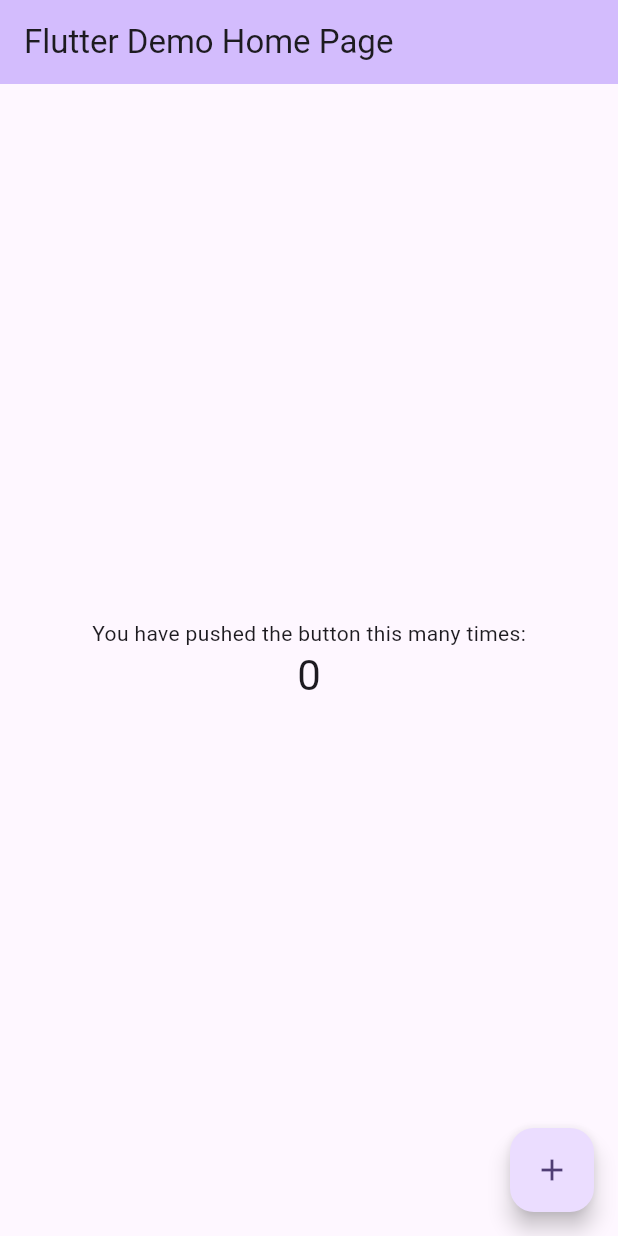
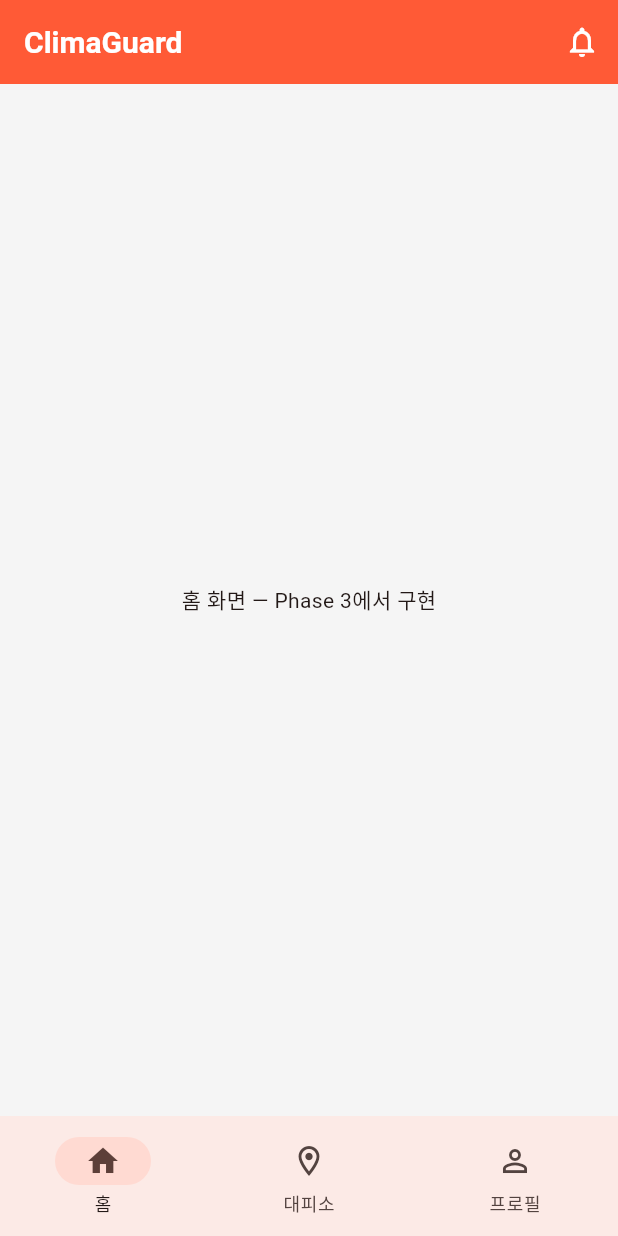
Before and after one commit to JoongGeunShin/climaguard, a Flutter app: the screen it shows after launch, on a phone screen of 412 x 824 dp. Run offline on Flutter 3.47's test engine with Material 3 defaults, Android fonts, the phone set to English and light mode, and no system bars; our stand-ins replace flutter_dotenv, flutter_riverpod, go_router.

Commit message:
[feat] CleanArchitecture 및 Core 생성

```diff
--- /dev/null
+++ b/lib/core/constants/app_router.dart
@@ -0,0 +1,66 @@
+import 'package:go_router/go_router.dart';
+import 'package:flutter/material.dart';
+import '../../presentation/screens/home/home_screen.dart';
+import '../../presentation/screens/shelter/shelter_screen.dart';
+import '../../presentation/screens/profile/profile_screen.dart';
+
+final appRouter = GoRouter(
+  initialLocation: '/',
+  routes: [
+    ShellRoute(
+      builder: (context, state, child) => MainShell(child: child),
+      routes: [
+        GoRoute(
+          path: '/',
+          builder: (context, state) => const HomeScreen(),
+        ),
+        GoRoute(
+          path: '/shelter',
+          builder: (context, state) => const ShelterScreen(),
+        ),
+        GoRoute(
+          path: '/profile',
+          builder: (context, state) => const ProfileScreen(),
+        ),
+      ],
+    ),
+  ],
+);
+
+class MainShell extends StatelessWidget {
+  final Widget child;
+  const MainShell({super.key, required this.child});
+
+  @override
+  Widget build(BuildContext context) {
+    final location = GoRouterState.of(context).uri.path;
+    final currentIndex = switch (location) {
+      '/' => 0,
+      '/shelter' => 1,
+      '/profile' => 2,
+      _ => 0,
+    };
+
+    return Scaffold(
+      body: child,
+      bottomNavigationBar: NavigationBar(
+        selectedIndex: currentIndex,
+        onDestinationSelected: (index) {
+          switch (index) {
+            case 0:
+              context.go('/');
+            case 1:
+              context.go('/shelter');
+            case 2:
+              context.go('/profile');
+          }
+        },
+        destinations: const [
+          NavigationDestination(icon: Icon(Icons.home_outlined), selectedIcon: Icon(Icons.home), label: '홈'),
+          NavigationDestination(icon: Icon(Icons.location_on_outlined), selectedIcon: Icon(Icons.location_on), label: '대피소'),
+          NavigationDestination(icon: Icon(Icons.person_outline), selectedIcon: Icon(Icons.person), label: '프로필'),
+        ],
+      ),
+    );
+  }
+}
--- /dev/null
+++ b/lib/core/theme/app_colors.dart
@@ -0,0 +1,21 @@
+import 'package:flutter/material.dart';
+
+class AppColors {
+  AppColors._();
+
+  static const Color primary = Color(0xFFFF5A36);
+  static const Color primaryDark = Color(0xFFD44020);
+  static const Color primaryLight = Color(0xFFFF8A65);
+
+  // 위험 단계별 색상
+  static const Color riskWatch = Color(0xFFFFD600);    // 주의 — 노랑
+  static const Color riskWarning = Color(0xFFFF9100);  // 경고 — 주황
+  static const Color riskDanger = Color(0xFFD50000);   // 위험 — 빨강
+  static const Color riskSafe = Color(0xFF43A047);     // 안전 — 초록
+
+  static const Color background = Color(0xFFF5F5F5);
+  static const Color surface = Color(0xFFFFFFFF);
+  static const Color onSurface = Color(0xFF1A1A1A);
+  static const Color textSecondary = Color(0xFF757575);
+  static const Color divider = Color(0xFFE0E0E0);
+}
--- /dev/null
+++ b/lib/core/theme/app_theme.dart
@@ -0,0 +1,44 @@
+import 'package:flutter/material.dart';
+import 'app_colors.dart';
+
+class AppTheme {
+  AppTheme._();
+
+  static ThemeData get light => ThemeData(
+        useMaterial3: true,
+        colorScheme: ColorScheme.fromSeed(
+          seedColor: AppColors.primary,
+          primary: AppColors.primary,
+          surface: AppColors.surface,
+          background: AppColors.background,
+        ),
+        scaffoldBackgroundColor: AppColors.background,
+        appBarTheme: const AppBarTheme(
+          backgroundColor: AppColors.primary,
+          foregroundColor: Colors.white,
+          elevation: 0,
+          centerTitle: false,
+          titleTextStyle: TextStyle(
+            color: Colors.white,
+            fontSize: 20,
+            fontWeight: FontWeight.w700,
+          ),
+        ),
+        cardTheme: CardThemeData(
+          color: AppColors.surface,
+          elevation: 2,
+          shape: RoundedRectangleBorder(
+            borderRadius: BorderRadius.circular(16),
+          ),
+        ),
+        elevatedButtonTheme: ElevatedButtonThemeData(
+          style: ElevatedButton.styleFrom(
+            backgroundColor: AppColors.primary,
+            foregroundColor: Colors.white,
+            shape: RoundedRectangleBorder(
+              borderRadius: BorderRadius.circular(12),
+            ),
+          ),
+        ),
+      );
+}
--- a/lib/main.dart
+++ b/lib/main.dart
@@ -1,122 +1,25 @@
 import 'package:flutter/material.dart';
+import 'package:flutter_dotenv/flutter_dotenv.dart';
+import 'package:flutter_riverpod/flutter_riverpod.dart';
+import 'core/constants/app_router.dart';
+import 'core/theme/app_theme.dart';
 
-void main() {
-  runApp(const MyApp());
+Future<void> main() async {
+  WidgetsFlutterBinding.ensureInitialized();
+  await dotenv.load(fileName: '.env');
+  runApp(const ProviderScope(child: ClimaGuardApp()));
 }
 
-class MyApp extends StatelessWidget {
-  const MyApp({super.key});
+class ClimaGuardApp extends StatelessWidget {
+  const ClimaGuardApp({super.key});
 
-  // This widget is the root of your application.
   @override
   Widget build(BuildContext context) {
-    return MaterialApp(
-      title: 'Flutter Demo',
-      theme: ThemeData(
-        // This is the theme of your application.
-        //
-        // TRY THIS: Try running your application with "flutter run". You'll see
-        // the application has a purple toolbar. Then, without quitting the app,
-        // try changing the seedColor in the colorScheme below to Colors.green
-        // and then invoke "hot reload" (save your changes or press the "hot
-        // reload" button in a Flutter-supported IDE, or press "r" if you used
-        // the command line to start the app).
-        //
-        // Notice that the counter didn't reset back to zero; the application
-        // state is not lost during the reload. To reset the state, use hot
-        // restart instead.
-        //
-        // This works for code too, not just values: Most code changes can be
-        // tested with just a hot reload.
-        colorScheme: .fromSeed(seedColor: Colors.deepPurple),
-      ),
-      home: const MyHomePage(title: 'Flutter Demo Home Page'),
+    return MaterialApp.router(
+      title: 'ClimaGuard',
+      theme: AppTheme.light,
+      routerConfig: appRouter,
+      debugShowCheckedModeBanner: false,
     );
   }
 }
-
-class MyHomePage extends StatefulWidget {
-  const MyHomePage({super.key, required this.title});
-
-  // This widget is the home page of your application. It is stateful, meaning
-  // that it has a State object (defined below) that contains fields that affect
-  // how it looks.
-
-  // This class is the configuration for the state. It holds the values (in this
-  // case the title) provided by the parent (in this case the App widget) and
-  // used by the build method of the State. Fields in a Widget subclass are
-  // always marked "final".
-
-  final String title;
-
-  @override
-  State<MyHomePage> createState() => _MyHomePageState();
-}
-
-class _MyHomePageState extends State<MyHomePage> {
-  int _counter = 0;
-
-  void _incrementCounter() {
-    setState(() {
-      // This call to setState tells the Flutter framework that something has
-      // changed in this State, which causes it to rerun the build method below
-      // so that the display can reflect the updated values. If we changed
-      // _counter without calling setState(), then the build method would not be
-      // called again, and so nothing would appear to happen.
-      _counter++;
-    });
-  }
-
-  @override
-  Widget build(BuildContext context) {
-    // This method is rerun every time setState is called, for instance as done
-    // by the _incrementCounter method above.
-    //
-    // The Flutter framework has been optimized to make rerunning build methods
-    // fast, so that you can just rebuild anything that needs updating rather
-    // than having to individually change instances of widgets.
-    return Scaffold(
-      appBar: AppBar(
-        // TRY THIS: Try changing the color here to a specific color (to
-        // Colors.amber, perhaps?) and trigger a hot reload to see the AppBar
-        // change color while the other colors stay the same.
-        backgroundColor: Theme.of(context).colorScheme.inversePrimary,
-        // Here we take the value from the MyHomePage object that was created by
-        // the App.build method, and use it to set our appbar title.
-        title: Text(widget.title),
-      ),
-      body: Center(
-        // Center is a layout widget. It takes a single child and positions it
-        // in the middle of the parent.
-        child: Column(
-          // Column is also a layout widget. It takes a list of children and
-          // arranges them vertically. By default, it sizes itself to fit its
-          // children horizontally, and tries to be as tall as its parent.
-          //
-          // Column has various properties to control how it sizes itself and
-          // how it positions its children. Here we use mainAxisAlignment to
-          // center the children vertically; the main axis here is the vertical
-          // axis because Columns are vertical (the cross axis would be
-          // horizontal).
-          //
-          // TRY THIS: Invoke "debug painting" (choose the "Toggle Debug Paint"
-          // action in the IDE, or press "p" in the console), to see the
-          // wireframe for each widget.
-          mainAxisAlignment: .center,
-          children: [
-            const Text('You have pushed the button this many times:'),
-            Text(
-              '$_counter',
-              style: Theme.of(context).textTheme.headlineMedium,
-            ),
-          ],
-        ),
-      ),
-      floatingActionButton: FloatingActionButton(
-        onPressed: _incrementCounter,
-        tooltip: 'Increment',
-        child: const Icon(Icons.add),
-      ),
-    );
-  }
-}
--- /dev/null
+++ b/lib/presentation/screens/home/home_screen.dart
@@ -0,0 +1,25 @@
+import 'package:flutter/material.dart';
+import '../../../core/theme/app_colors.dart';
+
+class HomeScreen extends StatelessWidget {
+  const HomeScreen({super.key});
+
+  @override
+  Widget build(BuildContext context) {
+    return Scaffold(
+      backgroundColor: AppColors.background,
+      appBar: AppBar(
+        title: const Text('ClimaGuard'),
+        actions: [
+          IconButton(
+            icon: const Icon(Icons.notifications_outlined, color: Colors.white),
+            onPressed: () {},
+          ),
+        ],
+      ),
+      body: const Center(
+        child: Text('홈 화면 — Phase 3에서 구현'),
+      ),
+    );
+  }
+}
--- /dev/null
+++ b/lib/presentation/screens/profile/profile_screen.dart
@@ -0,0 +1,15 @@
+import 'package:flutter/material.dart';
+
+class ProfileScreen extends StatelessWidget {
+  const ProfileScreen({super.key});
+
+  @override
+  Widget build(BuildContext context) {
+    return Scaffold(
+      appBar: AppBar(title: const Text('내 프로필')),
+      body: const Center(
+        child: Text('프로필 화면 — Phase 5에서 구현'),
+      ),
+    );
+  }
+}
--- /dev/null
+++ b/lib/presentation/screens/shelter/shelter_screen.dart
@@ -0,0 +1,15 @@
+import 'package:flutter/material.dart';
+
+class ShelterScreen extends StatelessWidget {
+  const ShelterScreen({super.key});
+
+  @override
+  Widget build(BuildContext context) {
+    return Scaffold(
+      appBar: AppBar(title: const Text('주변 대피소')),
+      body: const Center(
+        child: Text('대피소 화면 — Phase 4에서 구현'),
+      ),
+    );
+  }
+}
```
Also changed, not shown: analysis_options.yaml (+6 -24 lines), lib/core/constants/app_constants.dart (added, +43 -0 lines), pubspec.yaml (+49 -69 lines), pubspec.lock, 10 other files.
